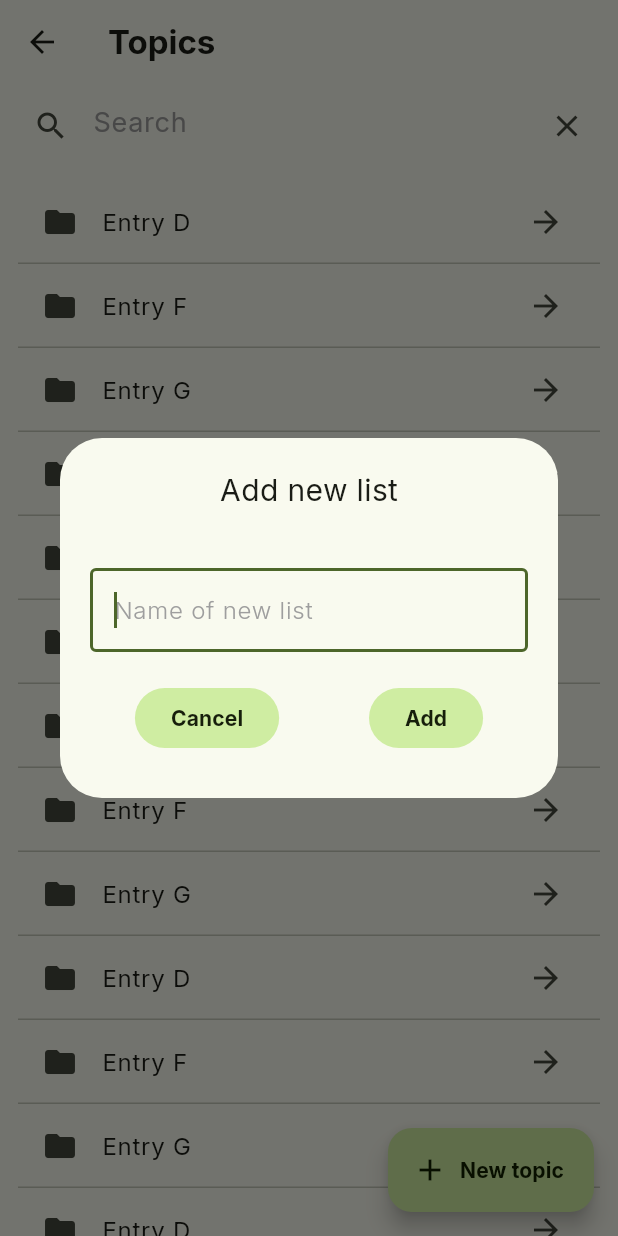
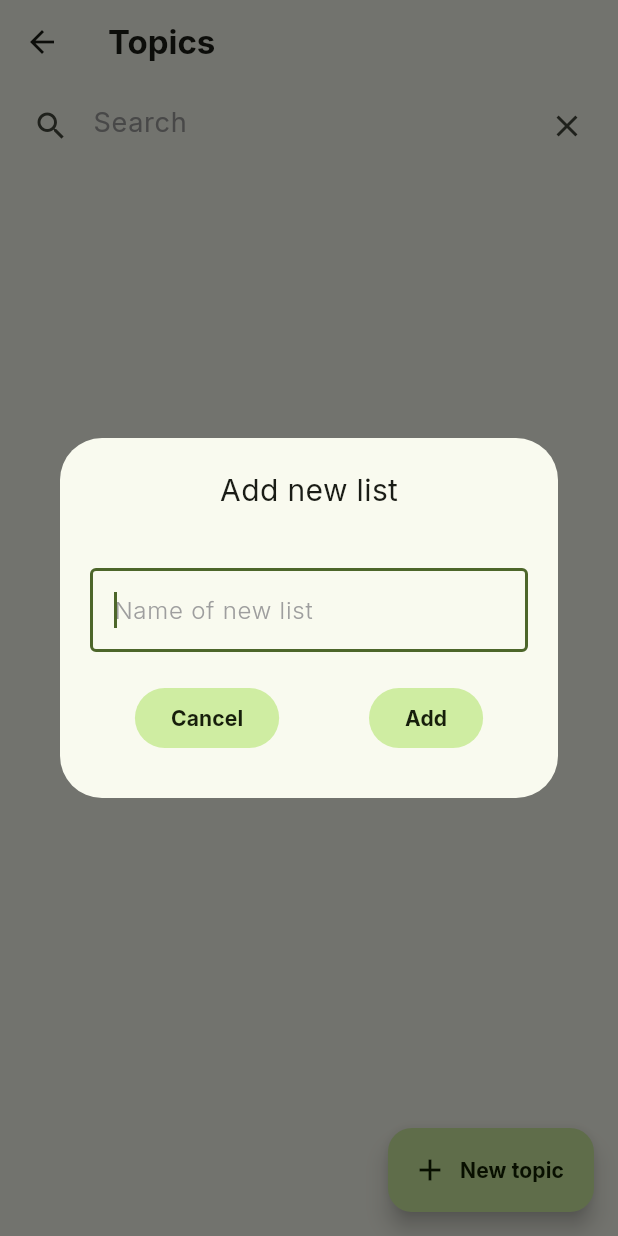
Before and after one commit to SchepardCat/studrow, a Flutter app: the TopicsPage screen opened directly, after a tap on "New topic", on a phone screen of 412 x 824 dp. Run offline on Flutter 3.47's test engine with Material 3 defaults, Android fonts, the phone set to English and light mode, and no system bars; our stand-ins replace auto_route, flip_card, flutter_spinkit, google_fonts, percent_indicator, sqflite and 1 more; accounts and stored records are empty.

Commit message:
create db

```diff
--- a/lib/domain/model/topic.dart
+++ b/lib/domain/model/topic.dart
@@ -1,6 +1,18 @@
 class Topic{
-  final List<String> _listTopics = ['D', 'F', 'G','D', 'F', 'G','D', 'F', 'G','D', 'F', 'G','D', 'F', 'G','D', 'F', 'G','D', 'F', 'G'];
-  Topic();
+  int? id;
+  String name;
 
-  List<String> get listTopics => _listTopics;
+  Topic({this.id, required this.name});
+
+  Map<String,Object?> toMap() {
+    return {
+      'id': id,
+      'name': name,
+    };
+  }
+
+  @override
+  String toString() {
+    return 'Topic{id: $id, name: $name}';
+  }
 }
--- /dev/null
+++ b/lib/domain/repository/topic_repository.dart
@@ -0,0 +1,44 @@
+import 'package:path/path.dart';
+import 'package:sqflite/sqflite.dart';
+
+import '../model/topic.dart';
+
+class TopicRepository{
+  static const _dbName = 'learny_word.db';
+  static const _tableName = 'topic';
+
+
+  static Future<Database>_database () async {
+    final database = openDatabase(
+      join(await getDatabasesPath(), _dbName),
+      onCreate: (db, version) {
+        return db.execute(
+          'CREATE TABLE $_tableName(id INTEGER PRIMARY KEY, name TEXT)',
+        );
+      },
+      version: 1,
+    );
+    return database;
+  }
+
+  static Future<void> insert(Topic topic) async {
+    final db = await _database();
+    await db.insert(
+      _tableName,
+      topic.toMap(),
+      conflictAlgorithm: ConflictAlgorithm.replace,
+    );
+  }
+
+  static Future<List<Topic>> getTopic() async {
+    final db = await _database();
+    final List<Map<String, Object?>> topicMaps = await db.query(_tableName);
+    return [
+      for (final {
+      'id': id as int,
+      'name': name as String,
+      } in topicMaps)
+        Topic(name: name),
+    ];
+  }
+}
--- a/lib/features/dictionary/presentation/widgets/word_list/word_list.dart
+++ b/lib/features/dictionary/presentation/widgets/word_list/word_list.dart
@@ -1,7 +1,7 @@
 import 'package:flutter/material.dart';
 import 'package:studrow/features/dictionary/presentation/widgets/word_list/word_item_list.dart';
 
-import '../../../../../domain/model/Word.dart';
+import '../../../../../domain/model/word.dart';
 
 class ListWords extends StatefulWidget {
   const ListWords({super.key});
--- a/lib/features/topic/presentation/pages/topic_page.dart
+++ b/lib/features/topic/presentation/pages/topic_page.dart
@@ -14,8 +14,17 @@ class TopicsPage extends StatefulWidget {
   State<TopicsPage> createState() => _TopicsPageState();
 }
 
-class _TopicsPageState extends State<TopicsPage> {
+class _TopicsPageState extends State<TopicsPage> with RouteAware{
+  bool refr = false;
 
+  @override
+  void didPopNext() {
+    initState();
+  }
+  @override
+  void initState() {
+    super.initState();
+  }
   @override
   Widget build(BuildContext context) {
     return Scaffold(
@@ -24,8 +33,8 @@ class _TopicsPageState extends State<TopicsPage> {
       ),
       body: TopicsPageBody(),
       floatingActionButton: FloatingActionButton.extended(
-        onPressed: () {
-          showDialog(
+        onPressed: () async {
+          refr = await showDialog(
             context: context,
             builder: (context) {
               return Dialog(
@@ -33,6 +42,9 @@ class _TopicsPageState extends State<TopicsPage> {
               );
             },
           );
+          if(refr){
+            initState();
+          }
         },
         tooltip: 'Form add new topic',
         icon: const Icon(Icons.add),
--- a/lib/features/topic/presentation/widgets/topics_list/topic_item_list.dart
+++ b/lib/features/topic/presentation/widgets/topics_list/topic_item_list.dart
@@ -2,23 +2,13 @@ import 'package:auto_route/auto_route.dart';
 import 'package:flutter/material.dart';
 import 'package:studrow/router/router.dart';
 
+import '../../../../../domain/model/topic.dart';
 
-class TopicItemList extends StatefulWidget {
-  final List<String> listData;
-  final int index;
 
-  const TopicItemList({required this.listData, required this.index});
+class TopicItemList extends StatelessWidget {
+  final Topic topic;
 
-  @override
-  State<TopicItemList> createState() =>
-      new _TopicItemListState(listData: listData, index: index);
-}
-
-class _TopicItemListState extends State<TopicItemList> {
-  final List<String> listData;
-  final int index;
-
-  _TopicItemListState({required this.listData, required this.index});
+  const TopicItemList({required this.topic});
 
   @override
   Widget build(BuildContext context) {
@@ -28,7 +18,7 @@ class _TopicItemListState extends State<TopicItemList> {
         children: [
           ListTile(
             leading: Icon(Icons.folder),
-            title: Text('Entry ${listData[index]}'),
+            title: Text(topic.name),
             onTap: () {
               AutoRouter.of(context).push(DictionaryRoute());
             },
--- a/lib/features/topic/presentation/widgets/topics_list/topics_list.dart
+++ b/lib/features/topic/presentation/widgets/topics_list/topics_list.dart
@@ -1,5 +1,6 @@
 import 'package:flutter/material.dart';
 import 'package:studrow/domain/model/topic.dart';
+import 'package:studrow/domain/repository/topic_repository.dart';
 
 
 import 'topic_item_list.dart';
@@ -13,7 +14,7 @@ class TopicsList extends StatefulWidget {
 }
 
 class _TopicsListState extends State<TopicsList> {
-  final List<String> entries = Topic().listTopics;
+
 
   @override
   void initState() {
@@ -22,12 +23,30 @@ class _TopicsListState extends State<TopicsList> {
 
   @override
   Widget build(BuildContext context) {
-    return ListView.builder(
-      padding: const EdgeInsets.all(8),
-      itemCount: entries.length,
-      itemBuilder: (BuildContext context, int index) {
-        return TopicItemList(listData: entries, index: index);
-      },
+    return FutureBuilder(
+        future: TopicRepository.getTopic(),
+        builder: (context, snapshot) {
+          if (snapshot.connectionState == ConnectionState.done){
+            if(snapshot.data == null || snapshot.data!.isEmpty){
+              return const Center(child: Text("Empty!"));
+            }
+            return ListView(
+              padding: const EdgeInsets.all(10),
+              children: [
+                for(var topic in snapshot.data!)
+                  TopicItemList(topic: topic)
+              ],
+            );
+          }
+          return SizedBox();
+        },
     );
+    // return ListView.builder(
+    //   padding: const EdgeInsets.all(8),
+    //   itemCount: entries.length,
+    //   itemBuilder: (BuildContext context, int index) {
+    //     return TopicItemList(listData: entries, index: index);
+    //   },
+    // );
   }
 }
--- a/lib/main.dart
+++ b/lib/main.dart
@@ -4,6 +4,7 @@ import 'ui/theme/theme.dart';
 import 'ui/theme/typography.dart';
 
 void main() {
+  WidgetsFlutterBinding.ensureInitialized();
   runApp(const MainApp());
 }
 
--- a/pubspec.yaml
+++ b/pubspec.yaml
@@ -17,6 +17,8 @@ dependencies:
   auto_route: ^8.0.3
   build_runner: ^2.4.9
   auto_route_generator: ^8.0.0
+  sqflite: ^2.2.8
+  path: ^1.9.0
 
 dev_dependencies:
   flutter_test:
```
Also changed, not shown: lib/features/topic/presentation/form/form_add_list.dart (+12 -5 lines), lib/domain/model/word.dart (renamed from lib/domain/model/Word.dart), pubspec.lock, 1 other file.
